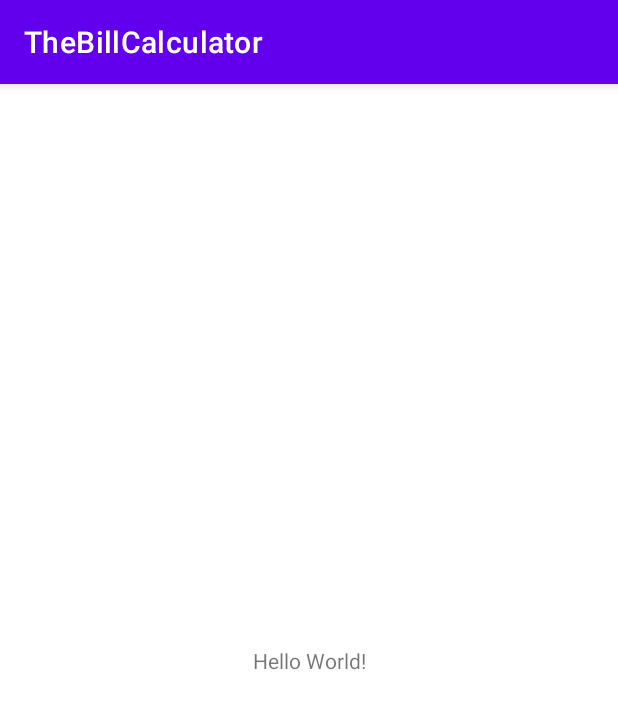
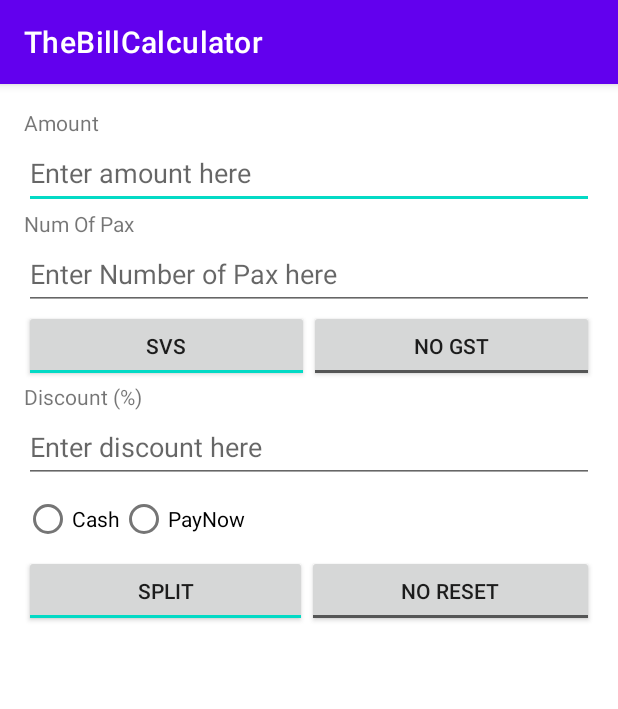
Before and after one commit to Gerient/TheBillCalculator, an Android app: the screen it shows after launch (MainActivity), on a phone screen of 412 x 824 dp. Shown: the top 709 px of the screen. Run offline under Robolectric (Android 15) with nearby library versions, the phone set to English and light mode, and no system bars.

Commit message:
update 1

```diff
--- a/app/src/main/java/sg/edu/rp/c346/id20014027/thebillcalculator/MainActivity.java
+++ b/app/src/main/java/sg/edu/rp/c346/id20014027/thebillcalculator/MainActivity.java
@@ -3,12 +3,39 @@ package sg.edu.rp.c346.id20014027.thebillcalculator;
 import androidx.appcompat.app.AppCompatActivity;
 
 import android.os.Bundle;
+import android.widget.Button;
+import android.widget.EditText;
+import android.widget.TextView;
+import android.widget.ToggleButton;
 
 public class MainActivity extends AppCompatActivity {
+
+    EditText amt;
+    EditText numPax;
+    ToggleButton svs;
+    ToggleButton gst;
+    TextView totalBill;
+    TextView billSplit;
+    Button split;
+    Button reset;
+    EditText discount;
 
     @Override
     protected void onCreate(Bundle savedInstanceState) {
         super.onCreate(savedInstanceState);
         setContentView(R.layout.activity_main);
+
+        amt = findViewById(R.id.enterAmount);
+        numPax = findViewById(R.id.enterPax);
+        svs = findViewById(R.id.serviceCharge);
+        gst = findViewById(R.id.gst);
+        totalBill = findViewById(R.id.textViewTotalBill);
+        billSplit = findViewById(R.id.textViewEachPays);
+        split = findViewById(R.id.toggleButtonSplit);
+        reset = findViewById(R.id.toggleButtonReset);
+        discount = findViewById(R.id.enterDiscount);
+
+
+
     }
 }
--- a/app/src/main/res/layout/activity_main.xml
+++ b/app/src/main/res/layout/activity_main.xml
@@ -1,18 +1,137 @@
 <?xml version="1.0" encoding="utf-8"?>
-<androidx.constraintlayout.widget.ConstraintLayout xmlns:android="http://schemas.android.com/apk/res/android"
-    xmlns:app="http://schemas.android.com/apk/res-auto"
-    xmlns:tools="http://schemas.android.com/tools"
+<LinearLayout xmlns:android="http://schemas.android.com/apk/res/android"
     android:layout_width="match_parent"
     android:layout_height="match_parent"
-    tools:context=".MainActivity">
+    android:layout_margin="16dp"
+    android:orientation="vertical">
+
 
     <TextView
+        android:id="@+id/textViewAmount"
+        android:layout_width="match_parent"
+        android:layout_height="wrap_content"
+        android:text="@string/amount" />
+
+    <EditText
+        android:id="@+id/enterAmount"
+        android:layout_width="match_parent"
+        android:layout_height="wrap_content"
+        android:ems="10"
+        android:hint="@string/hintAmount"
+        android:inputType="textPersonName"
+        android:minHeight="48dp" />
+
+    <TextView
+        android:id="@+id/textViewPax"
+        android:layout_width="match_parent"
+        android:layout_height="wrap_content"
+        android:text="@string/pax" />
+
+    <EditText
+        android:id="@+id/enterPax"
+        android:layout_width="match_parent"
+        android:layout_height="wrap_content"
+        android:ems="10"
+        android:hint="@string/hintPax"
+        android:inputType="textPersonName"
+        android:minHeight="48dp" />
+
+    <LinearLayout
+        android:layout_width="match_parent"
+        android:layout_height="wrap_content"
+        android:orientation="horizontal">
+
+        <ToggleButton
+            android:id="@+id/serviceCharge"
+            android:layout_width="wrap_content"
+            android:layout_height="wrap_content"
+            android:layout_weight="1"
+            android:checked="true"
+            android:textOff="@string/no_svs"
+            android:textOn="@string/svs" />
+
+        <ToggleButton
+            android:id="@+id/gst"
+            android:layout_width="wrap_content"
+            android:layout_height="wrap_content"
+            android:layout_weight="1"
+            android:textOff="@string/no_gst"
+            android:textOn="@string/gst" />
+    </LinearLayout>
+
+    <LinearLayout
+        android:layout_width="match_parent"
+        android:layout_height="wrap_content"
+        android:orientation="vertical">
+
+        <TextView
+            android:id="@+id/textViewDiscount"
+            android:layout_width="match_parent"
+            android:layout_height="wrap_content"
+            android:text="@string/discount" />
+
+        <EditText
+            android:id="@+id/enterDiscount"
+            android:layout_width="match_parent"
+            android:layout_height="wrap_content"
+            android:ems="10"
+            android:hint="@string/hintDiscount"
+            android:inputType="textPersonName"
+            android:minHeight="48dp" />
+    </LinearLayout>
+
+    <LinearLayout
         android:layout_width="wrap_content"
         android:layout_height="wrap_content"
-        android:text="Hello World!"
-        app:layout_constraintBottom_toBottomOf="parent"
-        app:layout_constraintLeft_toLeftOf="parent"
-        app:layout_constraintRight_toRightOf="parent"
-        app:layout_constraintTop_toTopOf="parent" />
+        android:orientation="horizontal">
 
-</androidx.constraintlayout.widget.ConstraintLayout>
+        <RadioButton
+            android:id="@+id/radioButtonCash"
+            android:layout_width="wrap_content"
+            android:layout_height="wrap_content"
+            android:layout_weight="1"
+            android:text="@string/cash" />
+
+        <RadioButton
+            android:id="@+id/radioButtonPayNow"
+            android:layout_width="wrap_content"
+            android:layout_height="wrap_content"
+            android:layout_weight="1"
+            android:text="@string/paynow" />
+    </LinearLayout>
+
+    <LinearLayout
+        android:layout_width="match_parent"
+        android:layout_height="wrap_content"
+        android:orientation="horizontal">
+
+        <ToggleButton
+            android:id="@+id/toggleButtonSplit"
+            android:layout_width="wrap_content"
+            android:layout_height="wrap_content"
+            android:layout_weight="1"
+            android:checked="true"
+            android:textOff="@string/no_split"
+            android:textOn="@string/split" />
+
+        <ToggleButton
+            android:id="@+id/toggleButtonReset"
+            android:layout_width="wrap_content"
+            android:layout_height="wrap_content"
+            android:layout_weight="1"
+            android:checked="false"
+            android:textOff="@string/no_reset"
+            android:textOn="@string/reset" />
+    </LinearLayout>
+
+    <TextView
+        android:id="@+id/textViewTotalBill"
+        android:layout_width="match_parent"
+        android:layout_height="wrap_content" />
+
+    <TextView
+        android:id="@+id/textViewEachPays"
+        android:layout_width="match_parent"
+        android:layout_height="wrap_content" />
+
+</LinearLayout>
--- a/app/src/main/res/values/strings.xml
+++ b/app/src/main/res/values/strings.xml
@@ -1,3 +1,21 @@
 <resources>
     <string name="app_name">TheBillCalculator</string>
+    <string name="amount">Amount</string>
+    <string name="pax">Num Of Pax</string>
+    <string name="no_svs">NO SVS</string>
+    <string name="svs">SVS</string>
+    <string name="no_gst">NO GST</string>
+    <string name="gst">GST</string>
+    <string name="discount">Discount (%)</string>
+    <string name="hintDiscount">Enter discount here</string>
+    <string name="hintPax">Enter Number of Pax here</string>
+    <string name="hintAmount">Enter amount here</string>
+    <string name="reset">Reset</string>
+    <string name="no_reset">No Reset</string>
+    <string name="split">Split</string>
+    <string name="no_split">No Split</string>
+    <string name="paynow">PayNow</string>
+    <string name="cash">Cash</string>
+    <string name="total_bill">Total Bill: $</string>
+    <string name="each_pays">Each Pays: $</string>
 </resources>
```
